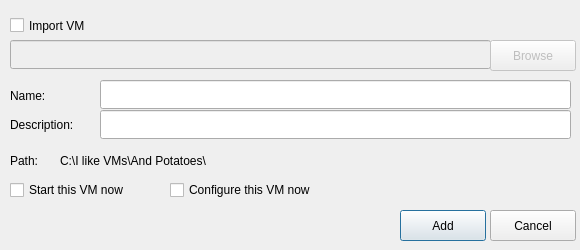
Qt form ui/addvm.ui (insanemal/86box_manager_py) before a commit.
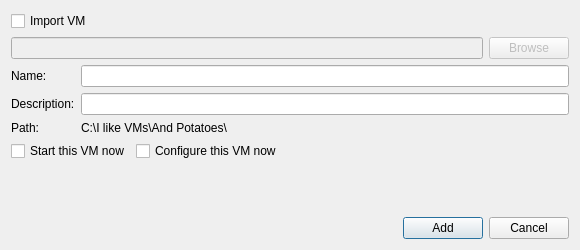
The same form after that commit.

Commit message: Change UI to use layouts. This makes it scalable and easily usable on high dpi displays.

Patch:
```diff
--- a/ui/addvm.ui
+++ b/ui/addvm.ui
@@ -16,155 +16,134 @@
   <property name="windowTitle">
    <string>Add VM</string>
   </property>
+  <layout class="QVBoxLayout" name="verticalLayout">
+   <item>
   <widget class="QCheckBox" name="importCheckbox">
-   <property name="geometry">
-    <rect>
-     <x>10</x>
-     <y>10</y>
-     <width>91</width>
-     <height>31</height>
-    </rect>
-   </property>
    <property name="text">
     <string>Import VM</string>
    </property>
   </widget>
+   </item>
+   <item>
+    <layout class="QHBoxLayout" name="horizontalLayout">
+     <item>
   <widget class="QLineEdit" name="lineEdit">
    <property name="enabled">
     <bool>false</bool>
    </property>
-   <property name="geometry">
-    <rect>
-     <x>10</x>
-     <y>40</y>
-     <width>481</width>
-     <height>29</height>
-    </rect>
-   </property>
-  </widget>
+      </widget>
+     </item>
+     <item>
   <widget class="QPushButton" name="browseImport">
    <property name="enabled">
     <bool>false</bool>
    </property>
-   <property name="geometry">
-    <rect>
-     <x>490</x>
-     <y>40</y>
-     <width>86</width>
-     <height>31</height>
-    </rect>
-   </property>
    <property name="text">
     <string>Browse</string>
    </property>
   </widget>
-  <widget class="QLineEdit" name="lineEdit_2">
-   <property name="geometry">
-    <rect>
-     <x>100</x>
-     <y>80</y>
-     <width>471</width>
-     <height>29</height>
-    </rect>
-   </property>
-  </widget>
-  <widget class="QLineEdit" name="lineEdit_3">
-   <property name="geometry">
-    <rect>
-     <x>100</x>
-     <y>110</y>
-     <width>471</width>
-     <height>29</height>
-    </rect>
-   </property>
-  </widget>
+     </item>
+    </layout>
+   </item>
+   <item>
+    <layout class="QFormLayout" name="formLayout">
+     <item row="0" column="0">
   <widget class="QLabel" name="nameLabel">
-   <property name="geometry">
-    <rect>
-     <x>10</x>
-     <y>80</y>
-     <width>71</width>
-     <height>31</height>
-    </rect>
-   </property>
    <property name="text">
     <string>Name:</string>
    </property>
   </widget>
+     </item>
+     <item row="0" column="1">
+      <widget class="QLineEdit" name="lineEdit_2"/>
+     </item>
+     <item row="1" column="0">
   <widget class="QLabel" name="descriptionLabel">
-   <property name="geometry">
-    <rect>
-     <x>10</x>
-     <y>114</y>
-     <width>91</width>
-     <height>21</height>
-    </rect>
-   </property>
    <property name="text">
     <string>Description:</string>
    </property>
   </widget>
+     </item>
+     <item row="1" column="1">
+      <widget class="QLineEdit" name="lineEdit_3"/>
+     </item>
+     <item row="2" column="0">
   <widget class="QLabel" name="label_3">
-   <property name="geometry">
-    <rect>
-     <x>10</x>
-     <y>150</y>
-     <width>63</width>
-     <height>21</height>
-    </rect>
-   </property>
    <property name="text">
     <string>Path:</string>
    </property>
   </widget>
+     </item>
+     <item row="2" column="1">
   <widget class="QLabel" name="vmPathLabel">
-   <property name="geometry">
-    <rect>
-     <x>60</x>
-     <y>150</y>
-     <width>511</width>
-     <height>21</height>
-    </rect>
-   </property>
    <property name="text">
     <string>C:\I like VMs\And Potatoes\</string>
    </property>
   </widget>
+     </item>
+    </layout>
+   </item>
+   <item>
+    <layout class="QHBoxLayout" name="horizontalLayout_2">
+     <item>
   <widget class="QCheckBox" name="startVMcheck">
-   <property name="geometry">
-    <rect>
-     <x>10</x>
-     <y>180</y>
-     <width>151</width>
-     <height>20</height>
-    </rect>
-   </property>
    <property name="text">
     <string>Start this VM now</string>
    </property>
   </widget>
+     </item>
+     <item>
   <widget class="QCheckBox" name="configureCheck">
-   <property name="geometry">
-    <rect>
-     <x>170</x>
-     <y>180</y>
-     <width>181</width>
-     <height>20</height>
-    </rect>
-   </property>
    <property name="text">
     <string>Configure this VM now</string>
    </property>
   </widget>
+     </item>
+     <item>
+      <spacer name="horizontalSpacer">
+       <property name="orientation">
+        <enum>Qt::Horizontal</enum>
+       </property>
+       <property name="sizeHint" stdset="0">
+        <size>
+         <width>40</width>
+         <height>20</height>
+        </size>
+       </property>
+      </spacer>
+     </item>
+    </layout>
+   </item>
+   <item>
+    <spacer name="verticalSpacer">
+     <property name="orientation">
+      <enum>Qt::Vertical</enum>
+     </property>
+     <property name="sizeHint" stdset="0">
+      <size>
+       <width>20</width>
+       <height>4</height>
+      </size>
+     </property>
+    </spacer>
+   </item>
+   <item>
+    <layout class="QHBoxLayout" name="horizontalLayout_3">
+     <item>
+      <spacer name="horizontalSpacer_2">
+       <property name="orientation">
+        <enum>Qt::Horizontal</enum>
+       </property>
+       <property name="sizeHint" stdset="0">
+        <size>
+         <width>40</width>
+         <height>20</height>
+        </size>
+       </property>
+      </spacer>
+     </item>
+     <item>
   <widget class="QPushButton" name="addButton">
-   <property name="geometry">
-    <rect>
-     <x>400</x>
-     <y>210</y>
-     <width>86</width>
-     <height>31</height>
-    </rect>
-   </property>
    <property name="text">
     <string>Add</string>
    </property>
@@ -172,19 +151,17 @@
     <bool>true</bool>
    </property>
   </widget>
+     </item>
+     <item>
   <widget class="QPushButton" name="cancelButton">
-   <property name="geometry">
-    <rect>
-     <x>490</x>
-     <y>210</y>
-     <width>86</width>
-     <height>31</height>
-    </rect>
-   </property>
    <property name="text">
     <string>Cancel</string>
    </property>
   </widget>
+     </item>
+    </layout>
+   </item>
+  </layout>
  </widget>
  <resources/>
  <connections/>
```
Lines whose indentation alone changed are shown as unchanged. The commit also changes 7 other files.
